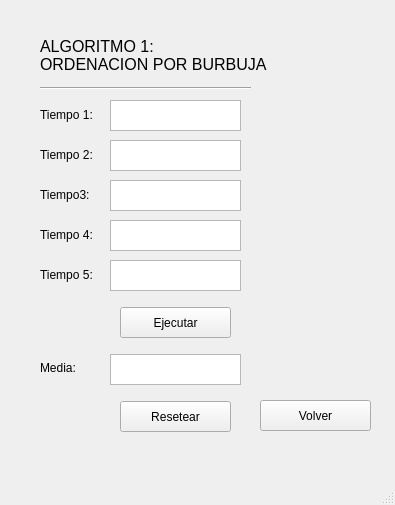
Qt form practica3/ventanaordenacion.ui (ValentinUnileon/practica3Arco) before a commit.
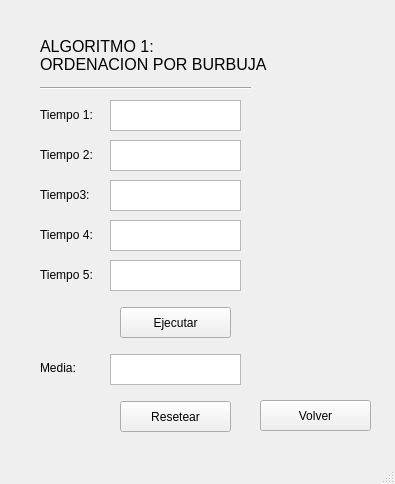
The same form after that commit.

Patch:
```diff
--- a/practica3/ventanaordenacion.ui
+++ b/practica3/ventanaordenacion.ui
@@ -7,7 +7,7 @@
     <x>0</x>
     <y>0</y>
     <width>395</width>
-    <height>505</height>
+    <height>484</height>
    </rect>
   </property>
   <property name="windowTitle">
```
